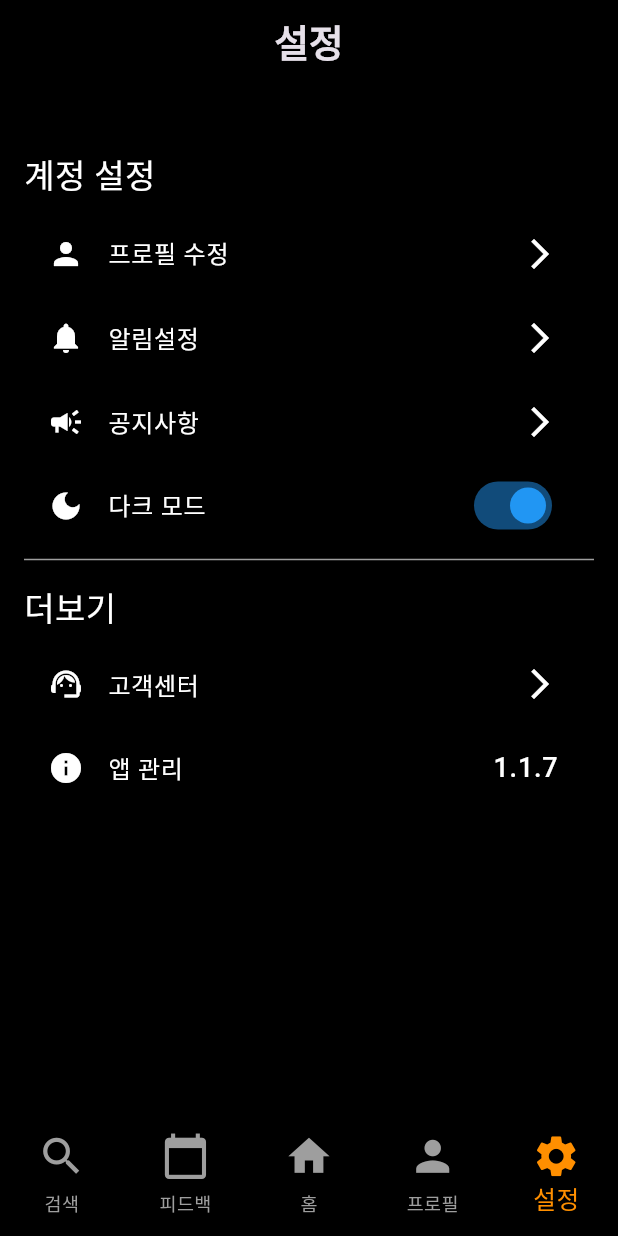
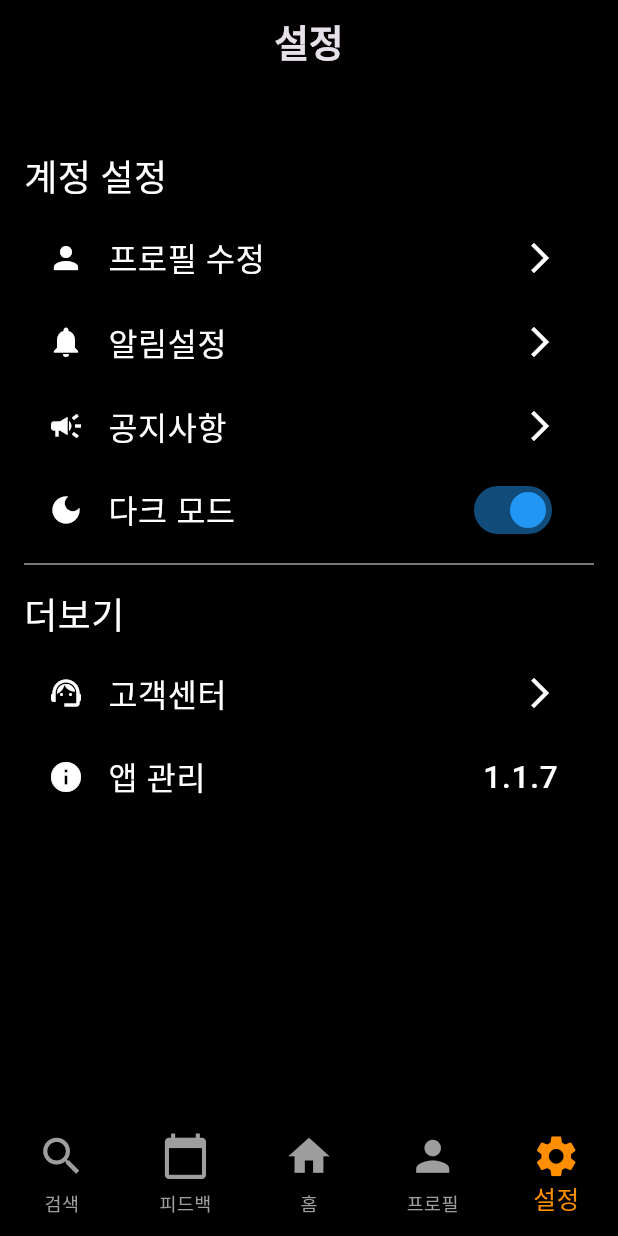
Before and after one commit to lifeisgenie/FitMotion, a Flutter app: the screen it shows after launch, item 5 of the bottom bar chosen, on a phone screen of 412 x 824 dp. Run offline on Flutter 3.47's test engine with Material 3 defaults, Android fonts, the phone set to English and light mode, and no system bars; our stand-ins replace camera, carousel_slider, flutter_dotenv, shared_preferences; network calls fail.

Commit message:
[FE] design : 폰트사이즈 수정

```diff
--- a/Frontend/lib/pages/setting.dart
+++ b/Frontend/lib/pages/setting.dart
@@ -80,14 +80,14 @@ class _SettingsPageState extends State<SettingsPage> {
             padding: const EdgeInsets.symmetric(vertical: 8.0),
             child: Text(
               '계정 설정',
-              style: TextStyle(fontSize: 22, color: Colors.white),
+              style: TextStyle(fontSize: 24, color: Colors.white),
             ),
           ),
           ListTile(
             leading: Icon(Icons.person, color: Colors.white),
             title: Text(
               '프로필 수정',
-              style: TextStyle(color: Colors.white),
+              style: TextStyle(fontSize: 21, color: Colors.white),
             ),
             trailing: Icon(Icons.arrow_forward_ios, color: Colors.white),
             onTap: () {
@@ -98,7 +98,7 @@ class _SettingsPageState extends State<SettingsPage> {
             leading: Icon(Icons.notifications, color: Colors.white),
             title: Text(
               '알림설정',
-              style: TextStyle(color: Colors.white),
+              style: TextStyle(fontSize: 21, color: Colors.white),
             ),
             trailing: Icon(Icons.arrow_forward_ios, color: Colors.white),
             onTap: () {
@@ -109,7 +109,7 @@ class _SettingsPageState extends State<SettingsPage> {
             leading: Icon(Icons.campaign, color: Colors.white),
             title: Text(
               '공지사항',
-              style: TextStyle(color: Colors.white),
+              style: TextStyle(fontSize: 21, color: Colors.white),
             ),
             trailing: Icon(Icons.arrow_forward_ios, color: Colors.white),
             onTap: () {
@@ -120,7 +120,7 @@ class _SettingsPageState extends State<SettingsPage> {
             leading: Icon(Icons.dark_mode, color: Colors.white),
             title: Text(
               '다크 모드',
-              style: TextStyle(color: Colors.white),
+              style: TextStyle(fontSize: 21, color: Colors.white),
             ),
             trailing: Switch(
               value: isDarkMode,
@@ -137,14 +137,14 @@ class _SettingsPageState extends State<SettingsPage> {
             padding: const EdgeInsets.symmetric(vertical: 8.0),
             child: Text(
               '더보기',
-              style: TextStyle(fontSize: 22, color: Colors.white),
+              style: TextStyle(fontSize: 24, color: Colors.white),
             ),
           ),
           ListTile(
             leading: Icon(Icons.support_agent, color: Colors.white),
             title: Text(
               '고객센터',
-              style: TextStyle(color: Colors.white),
+              style: TextStyle(fontSize: 21, color: Colors.white),
             ),
             trailing: Icon(Icons.arrow_forward_ios, color: Colors.white),
             onTap: () {
@@ -155,11 +155,11 @@ class _SettingsPageState extends State<SettingsPage> {
             leading: Icon(Icons.info, color: Colors.white),
             title: Text(
               '앱 관리',
-              style: TextStyle(color: Colors.white),
+              style: TextStyle(fontSize: 21, color: Colors.white),
             ),
             trailing: Text(
               '1.1.7',
-              style: TextStyle(fontSize: 18, color: Colors.white),
+              style: TextStyle(fontSize: 21, color: Colors.white),
             ),
             onTap: () {
               // 앱 관리 페이지로 이동
```
